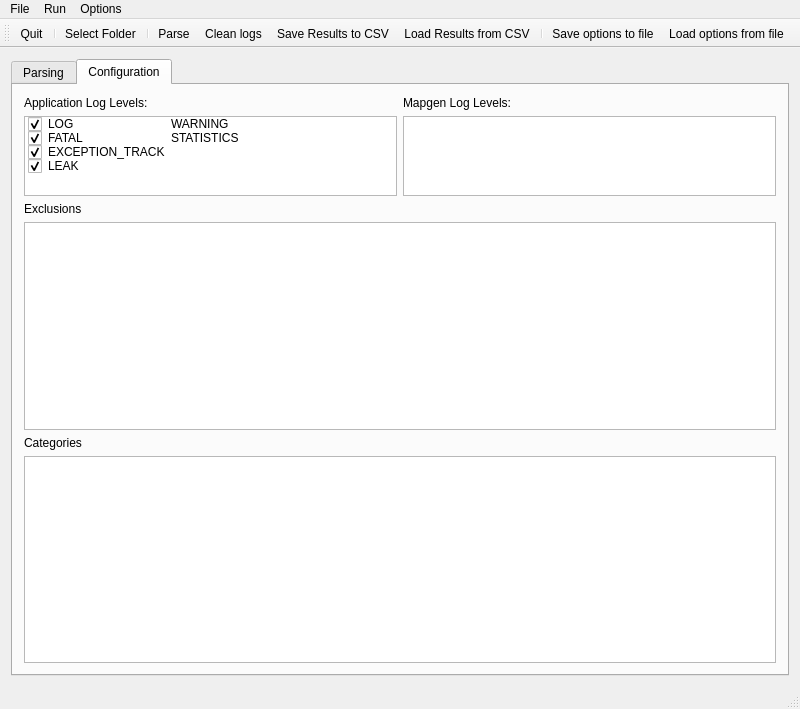
The window that LogParserGUI/mainwindow.ui (rubi-rock/LogParserLib) describes before a commit, drawn with Qt 5.
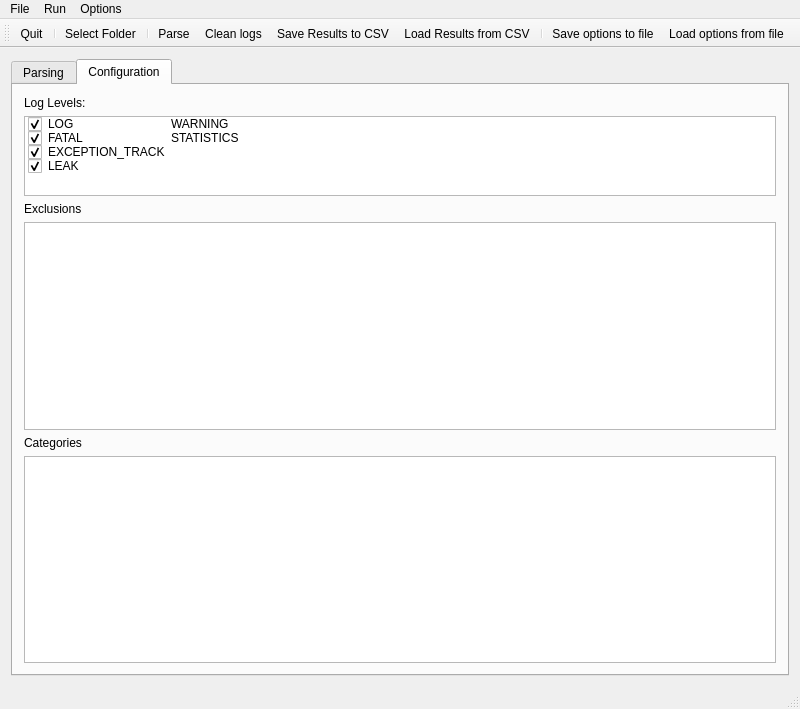
The same window after the commit. The open tabs and pages were chosen to show the change. Icons and pictures are not drawn.

What changed in the file:
```diff
--- a/LogParserGUI/mainwindow.ui
+++ b/LogParserGUI/mainwindow.ui
@@ -328,7 +328,7 @@
             <item>
              <widget class="QLabel" name="label_AppLogLevels">
               <property name="text">
-               <string>Application Log Levels:</string>
+               <string>Log Levels:</string>
               </property>
              </widget>
             </item>
@@ -461,45 +461,6 @@
             </item>
            </layout>
           </item>
-          <item>
-           <layout class="QVBoxLayout" name="verticalLayout_5">
-            <property name="sizeConstraint">
-             <enum>QLayout::SetFixedSize</enum>
-            </property>
-            <item>
-             <widget class="QLabel" name="label_MapLogLevels">
-              <property name="text">
-               <string>Mapgen Log Levels:</string>
-              </property>
-             </widget>
-            </item>
-            <item>
-             <widget class="QListWidget" name="listWidget_MapLogLevels">
-              <property name="sizePolicy">
-               <sizepolicy hsizetype="Expanding" vsizetype="Fixed">
-                <horstretch>0</horstretch>
-                <verstretch>0</verstretch>
-               </sizepolicy>
-              </property>
-              <property name="minimumSize">
-               <size>
-                <width>0</width>
-                <height>80</height>
-               </size>
-              </property>
-              <property name="maximumSize">
-               <size>
-                <width>16777215</width>
-                <height>80</height>
-               </size>
-              </property>
-              <property name="isWrapping" stdset="0">
-               <bool>true</bool>
-              </property>
-             </widget>
-            </item>
-           </layout>
-          </item>
          </layout>
         </item>
         <item>
```
Left out of the diff: 5 changed lines with no effect on the pictures.
